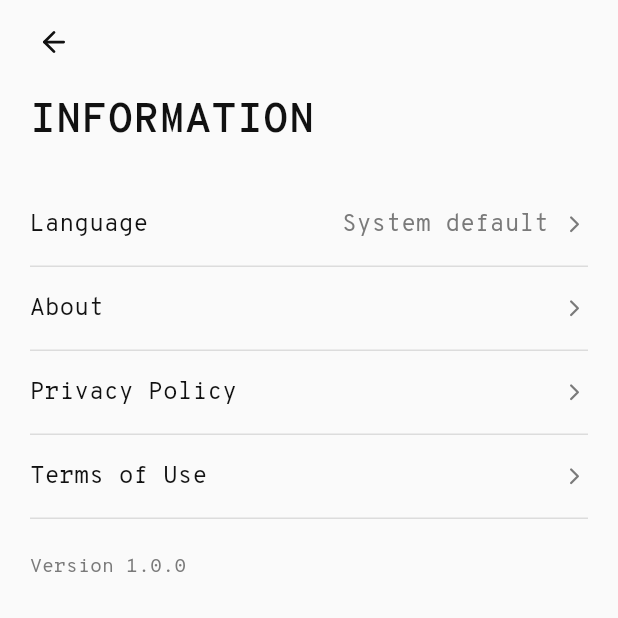
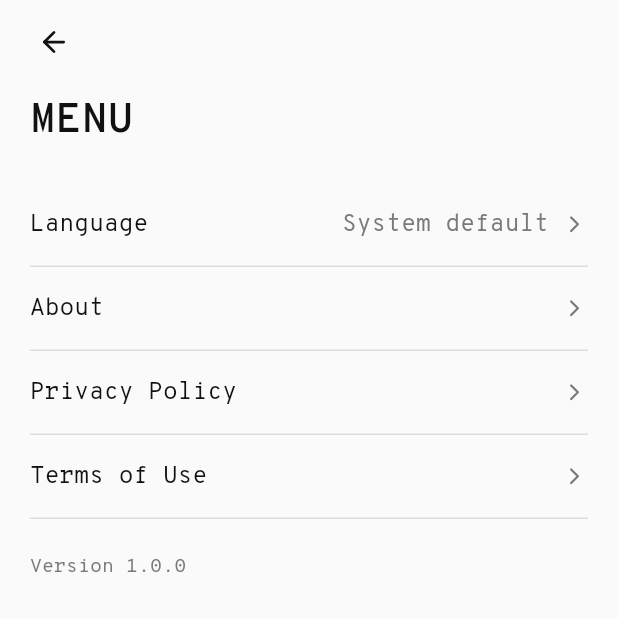
Before and after one commit to denislinnik948-lgtm/split-the-bill, a Flutter app: the MoreScreen screen opened directly, on a phone screen of 412 x 824 dp, the top half of it. Run offline on Flutter 3.47's test engine with Material 3 defaults, Android fonts, the phone set to English and light mode, and no system bars; our stand-ins replace flutter_riverpod, flutter_svg, hive, hive_flutter, lucide_icons; missing offline and left inert: dart:html; accounts and stored records are empty; generated files the repository leaves out were written again.

Commit message:
Rename "Information" hub to "Menu" with a menu icon
The section now holds a real setting (language) alongside the about/legal
items, so "Information" no longer fits and "Settings" would overpromise.
Rename the screen title and home trigger to "Menu"/"МЕНЮ" and swap the
header icon from info to menu.

Co-Authored-By: Claude Opus 4.8 <noreply@anthropic.com>

```diff
--- a/lib/features/info/screens/more_screen.dart
+++ b/lib/features/info/screens/more_screen.dart
@@ -88,7 +88,7 @@ class MoreScreen extends ConsumerWidget {
               child: ListView(
                 padding: const EdgeInsets.fromLTRB(20, 8, 20, 24),
                 children: [
-                  Text(l10n.infoTitle, style: AppTextStyles.h1),
+                  Text(l10n.menuTitle, style: AppTextStyles.h1),
                   const SizedBox(height: 24),
                   _InfoRow(
                     label: l10n.languageItem,
--- a/lib/features/parties/screens/home_screen.dart
+++ b/lib/features/parties/screens/home_screen.dart
@@ -93,10 +93,10 @@ class HomeScreen extends ConsumerWidget {
                         onPressed: () => Navigator.of(context).push(
                           MaterialPageRoute(builder: (_) => const MoreScreen()),
                         ),
-                        icon: const Icon(LucideIcons.info,
+                        icon: const Icon(LucideIcons.menu,
                             size: 24, color: AppColors.secondaryText),
                         splashRadius: 22,
-                        tooltip: l10n.infoTitle,
+                        tooltip: l10n.menuTitle,
                       ),
                     ],
                   ),
--- a/lib/l10n/app_en.arb
+++ b/lib/l10n/app_en.arb
@@ -61,7 +61,7 @@
   "shareTotal": "Total",
   "sharePerPerson": "Per Person",
   "copied": "Copied",
-  "infoTitle": "INFORMATION",
+  "menuTitle": "MENU",
   "aboutItem": "About",
   "privacyItem": "Privacy Policy",
   "termsItem": "Terms of Use",
--- a/lib/l10n/app_uk.arb
+++ b/lib/l10n/app_uk.arb
@@ -52,7 +52,7 @@
   "shareTotal": "Разом",
   "sharePerPerson": "На особу",
   "copied": "Скопійовано",
-  "infoTitle": "ІНФОРМАЦІЯ",
+  "menuTitle": "МЕНЮ",
   "aboutItem": "Про застосунок",
   "privacyItem": "Політика конфіденційності",
   "termsItem": "Умови використання",
```
